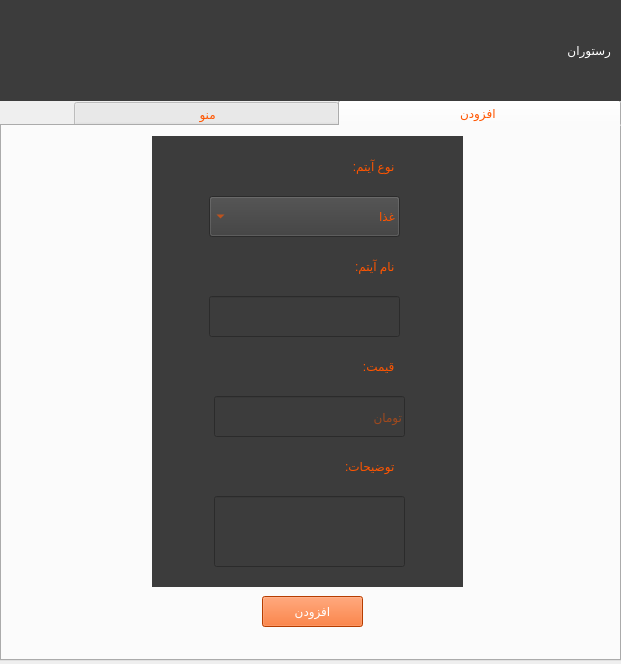
First picture: the form in FOOD/restaurantownermainpage.ui, repository pooratho/FOOD, before the edit.
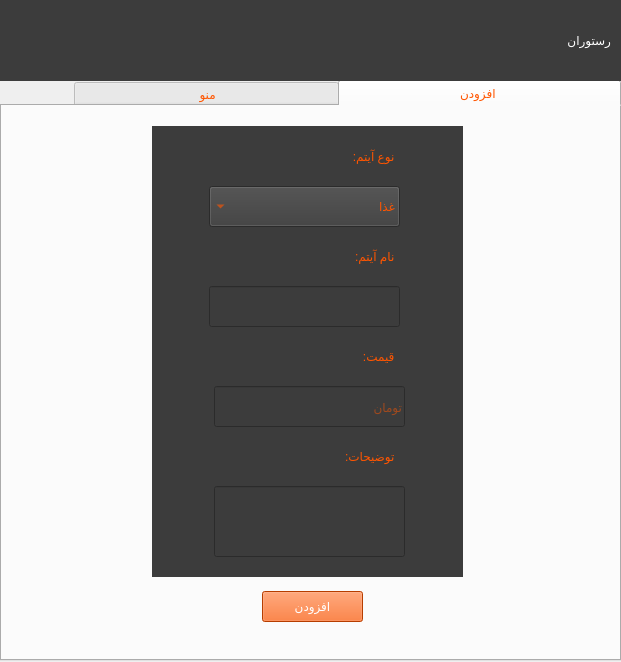
Second picture: the form after the edit. Icons and pictures are not drawn.

```diff
--- a/FOOD/restaurantownermainpage.ui
+++ b/FOOD/restaurantownermainpage.ui
@@ -7,7 +7,7 @@
     <x>0</x>
     <y>0</y>
     <width>621</width>
-    <height>664</height>
+    <height>662</height>
    </rect>
   </property>
   <property name="windowTitle">
@@ -21,9 +21,9 @@
    <property name="geometry">
     <rect>
      <x>0</x>
-     <y>100</y>
+     <y>80</y>
      <width>621</width>
-     <height>561</height>
+     <height>581</height>
     </rect>
    </property>
    <property name="layoutDirection">
@@ -40,7 +40,7 @@
      <property name="geometry">
       <rect>
        <x>150</x>
-       <y>10</y>
+       <y>20</y>
        <width>311</width>
        <height>451</height>
       </rect>
@@ -177,7 +177,7 @@
      <property name="geometry">
       <rect>
        <x>260</x>
-       <y>470</y>
+       <y>485</y>
        <width>101</width>
        <height>31</height>
       </rect>
@@ -197,7 +197,7 @@
        <x>0</x>
        <y>0</y>
        <width>621</width>
-       <height>521</height>
+       <height>531</height>
       </rect>
      </property>
      <property name="styleSheet">
@@ -424,7 +424,7 @@
      <x>0</x>
      <y>0</y>
      <width>621</width>
-     <height>101</height>
+     <height>81</height>
     </rect>
    </property>
    <property name="styleSheet">
@@ -438,7 +438,7 @@
       <x>10</x>
       <y>10</y>
       <width>601</width>
-      <height>81</height>
+      <height>61</height>
      </rect>
     </property>
     <property name="text">
```
